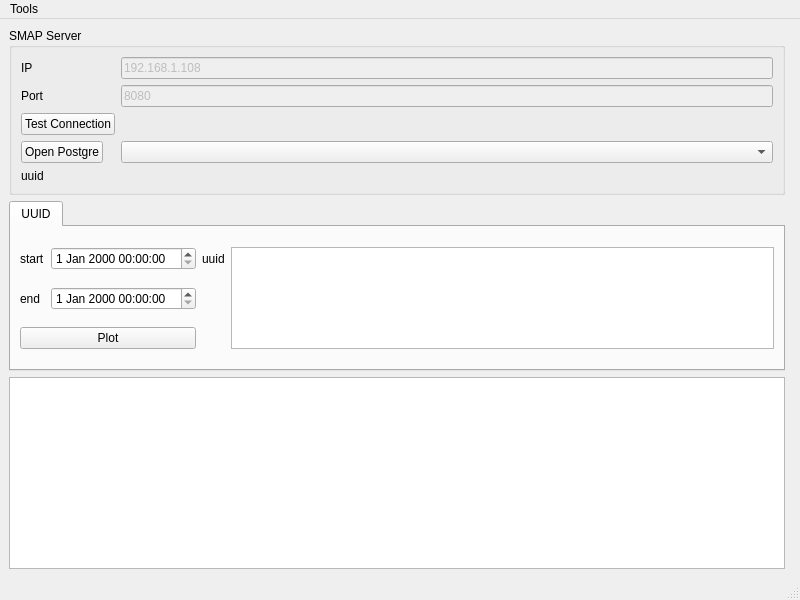
yshao/weathergit, file gui/weatherclientmain.ui: the form before one commit.
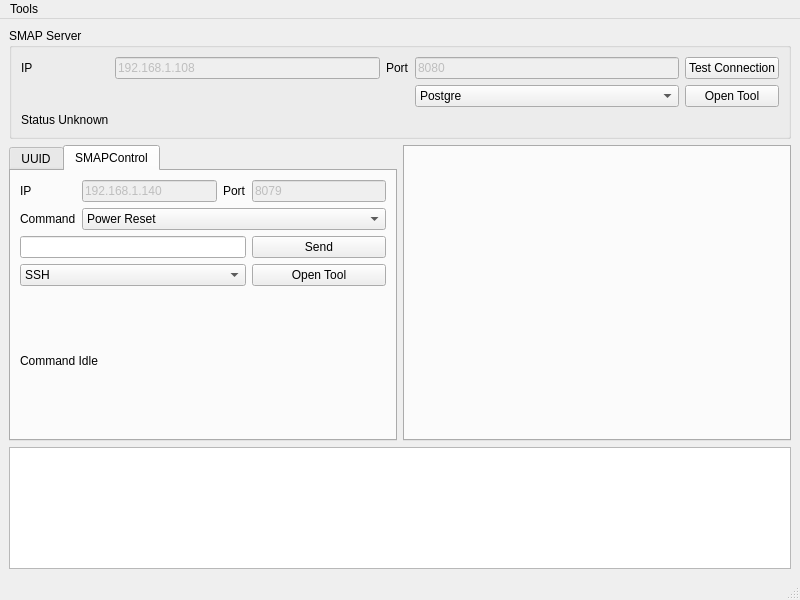
The form after the commit.

Commit message: adding rtdisplay widget adding tests for sshclient, ssh credential, plotter tests, adding task for connection, convert data adding class for dataclient

Diff of the .ui file:
```diff
--- a/gui/weatherclientmain.ui
+++ b/gui/weatherclientmain.ui
@@ -15,95 +15,29 @@
   </property>
   <widget class="QWidget" name="centralwidget">
    <layout class="QGridLayout" name="gridLayout_2">
-    <item row="0" column="0">
-     <widget class="QGroupBox" name="groupBox">
-      <property name="title">
-       <string>SMAP Server</string>
-      </property>
-      <layout class="QFormLayout" name="formLayout">
-       <property name="fieldGrowthPolicy">
-        <enum>QFormLayout::AllNonFixedFieldsGrow</enum>
-       </property>
-       <item row="2" column="0">
-        <widget class="QLabel" name="label">
-         <property name="text">
-          <string>IP</string>
-         </property>
-        </widget>
-       </item>
-       <item row="2" column="1">
-        <widget class="QLineEdit" name="outHost">
-         <property name="enabled">
-          <bool>false</bool>
-         </property>
-         <property name="text">
-          <string>192.168.1.108</string>
-         </property>
-        </widget>
-       </item>
-       <item row="3" column="0">
-        <widget class="QLabel" name="label_2">
-         <property name="text">
-          <string>Port</string>
-         </property>
-        </widget>
-       </item>
-       <item row="3" column="1">
-        <widget class="QLineEdit" name="outPort">
-         <property name="enabled">
-          <bool>false</bool>
-         </property>
-         <property name="text">
-          <string>8080</string>
-         </property>
-        </widget>
-       </item>
-       <item row="4" column="0">
-        <widget class="QPushButton" name="inTestConnection">
-         <property name="text">
-          <string>Test Connection</string>
-         </property>
-        </widget>
-       </item>
-       <item row="5" column="0">
-        <widget class="QPushButton" name="inOpenPostgre">
-         <property name="text">
-          <string>Open Postgre</string>
-         </property>
-        </widget>
-       </item>
-       <item row="5" column="1">
-        <widget class="QComboBox" name="comboBox"/>
-       </item>
-       <item row="6" column="0">
-        <widget class="QLabel" name="label_3">
-         <property name="text">
-          <string>uuid</string>
-         </property>
-        </widget>
-       </item>
-      </layout>
-     </widget>
-    </item>
-    <item row="2" column="0">
-     <widget class="QTextBrowser" name="outLogBrowser"/>
-    </item>
     <item row="1" column="0">
      <widget class="QTabWidget" name="tabWidget">
       <property name="currentIndex">
-       <number>0</number>
+       <number>1</number>
       </property>
       <widget class="QWidget" name="tab">
        <attribute name="title">
         <string>UUID</string>
        </attribute>
        <layout class="QGridLayout" name="gridLayout">
+        <item row="4" column="0" colspan="2">
+         <widget class="QTableView" name="inUUIDList"/>
+        </item>
+        <item row="3" column="0">
+         <widget class="QLabel" name="label_6">
+          <property name="text">
+           <string>uuid</string>
+          </property>
+         </widget>
+        </item>
         <item row="1" column="1">
          <widget class="QDateTimeEdit" name="inStartTime"/>
         </item>
-        <item row="1" column="3" rowspan="3">
-         <widget class="QListView" name="inUUIDList"/>
-        </item>
         <item row="1" column="0">
          <widget class="QLabel" name="label_4">
           <property name="text">
@@ -121,17 +55,24 @@
         <item row="2" column="1">
          <widget class="QDateTimeEdit" name="inEndTime"/>
         </item>
-        <item row="3" column="0" colspan="2">
+        <item row="5" column="1">
+         <widget class="QPushButton" name="inRTDisp">
+          <property name="text">
+           <string>RT Display</string>
+          </property>
+         </widget>
+        </item>
+        <item row="7" column="0">
+         <widget class="QLabel" name="label_3">
+          <property name="text">
+           <string>Loaded</string>
+          </property>
+         </widget>
+        </item>
+        <item row="5" column="0">
          <widget class="QPushButton" name="pushButton">
           <property name="text">
-           <string>Plot</string>
-          </property>
-         </widget>
-        </item>
-        <item row="1" column="2">
-         <widget class="QLabel" name="label_6">
-          <property name="text">
-           <string>uuid</string>
+           <string>Reload</string>
           </property>
          </widget>
         </item>
@@ -144,11 +85,226 @@
        <zorder>inEndTime</zorder>
        <zorder>inUUIDList</zorder>
        <zorder>label_6</zorder>
+       <zorder>inUUIDList</zorder>
+       <zorder>inRTDisp</zorder>
+       <zorder>label_3</zorder>
+       <zorder>pushButton</zorder>
+      </widget>
+      <widget class="QWidget" name="tab_2">
+       <attribute name="title">
+        <string>SMAPControl</string>
+       </attribute>
+       <layout class="QGridLayout" name="gridLayout_4">
+        <item row="3" column="3">
+         <widget class="QPushButton" name="inCmdSend_2">
+          <property name="text">
+           <string>Send</string>
+          </property>
+         </widget>
+        </item>
+        <item row="1" column="0">
+         <widget class="QLabel" name="label_8">
+          <property name="text">
+           <string>Command</string>
+          </property>
+         </widget>
+        </item>
+        <item row="1" column="1" colspan="3">
+         <widget class="QComboBox" name="inCmdSel">
+          <item>
+           <property name="text">
+            <string>Power Reset</string>
+           </property>
+          </item>
+          <item>
+           <property name="text">
+            <string>Download Raw Data</string>
+           </property>
+          </item>
+          <item>
+           <property name="text">
+            <string>Get System Status</string>
+           </property>
+          </item>
+          <item>
+           <property name="text">
+            <string>Update Config</string>
+           </property>
+          </item>
+          <item>
+           <property name="text">
+            <string>New Item</string>
+           </property>
+          </item>
+         </widget>
+        </item>
+        <item row="0" column="0">
+         <widget class="QLabel" name="label_9">
+          <property name="text">
+           <string>IP</string>
+          </property>
+         </widget>
+        </item>
+        <item row="5" column="0" colspan="4">
+         <widget class="QLabel" name="label_7">
+          <property name="text">
+           <string>Command Idle</string>
+          </property>
+         </widget>
+        </item>
+        <item row="0" column="2">
+         <widget class="QLabel" name="label_10">
+          <property name="text">
+           <string>Port</string>
+          </property>
+         </widget>
+        </item>
+        <item row="0" column="1">
+         <widget class="QLineEdit" name="outSMAPHost">
+          <property name="enabled">
+           <bool>false</bool>
+          </property>
+          <property name="text">
+           <string>192.168.1.140</string>
+          </property>
+         </widget>
+        </item>
+        <item row="0" column="3">
+         <widget class="QLineEdit" name="outSMAPPort">
+          <property name="enabled">
+           <bool>false</bool>
+          </property>
+          <property name="text">
+           <string>8079</string>
+          </property>
+         </widget>
+        </item>
+        <item row="4" column="0" colspan="3">
+         <widget class="QComboBox" name="inSMAPToolSel">
+          <item>
+           <property name="text">
+            <string>SSH</string>
+           </property>
+          </item>
+          <item>
+           <property name="text">
+            <string>SFTP</string>
+           </property>
+          </item>
+          <item>
+           <property name="text">
+            <string>VNC</string>
+           </property>
+          </item>
+         </widget>
+        </item>
+        <item row="3" column="0" colspan="3">
+         <widget class="QLineEdit" name="inCmdLine"/>
+        </item>
+        <item row="4" column="3">
+         <widget class="QPushButton" name="inOpenSMAPTool">
+          <property name="text">
+           <string>Open Tool</string>
+          </property>
+         </widget>
+        </item>
+       </layout>
       </widget>
      </widget>
     </item>
     <item row="1" column="1">
-     <widget class="QWidget" name="mplWidget" native="true"/>
+     <widget class="QTabWidget" name="rightTab">
+      <property name="minimumSize">
+       <size>
+        <width>388</width>
+        <height>0</height>
+       </size>
+      </property>
+      <property name="currentIndex">
+       <number>-1</number>
+      </property>
+     </widget>
+    </item>
+    <item row="0" column="0" colspan="2">
+     <widget class="QGroupBox" name="cSMAP">
+      <property name="title">
+       <string>SMAP Server</string>
+      </property>
+      <layout class="QGridLayout" name="gridLayout_3">
+       <item row="0" column="0">
+        <widget class="QLabel" name="label">
+         <property name="text">
+          <string>IP</string>
+         </property>
+        </widget>
+       </item>
+       <item row="0" column="3">
+        <widget class="QLineEdit" name="outPort">
+         <property name="enabled">
+          <bool>false</bool>
+         </property>
+         <property name="text">
+          <string>8080</string>
+         </property>
+        </widget>
+       </item>
+       <item row="0" column="2">
+        <widget class="QLabel" name="label_2">
+         <property name="text">
+          <string>Port</string>
+         </property>
+        </widget>
+       </item>
+       <item row="0" column="1">
+        <widget class="QLineEdit" name="outHost">
+         <property name="enabled">
+          <bool>false</bool>
+         </property>
+         <property name="text">
+          <string>192.168.1.108</string>
+         </property>
+        </widget>
+       </item>
+       <item row="4" column="0">
+        <widget class="QLabel" name="outSMAPStatus">
+         <property name="text">
+          <string>Status Unknown</string>
+         </property>
+        </widget>
+       </item>
+       <item row="0" column="4">
+        <widget class="QPushButton" name="inTestConnection">
+         <property name="text">
+          <string>Test Connection</string>
+         </property>
+        </widget>
+       </item>
+       <item row="3" column="4">
+        <widget class="QPushButton" name="inOpenServerTool">
+         <property name="text">
+          <string>Open Tool</string>
+         </property>
+        </widget>
+       </item>
+       <item row="3" column="3">
+        <widget class="QComboBox" name="inServerToolSel">
+         <item>
+          <property name="text">
+           <string>Postgre</string>
+          </property>
+         </item>
+         <item>
+          <property name="text">
+           <string>ReadingDB</string>
+          </property>
+         </item>
+        </widget>
+       </item>
+      </layout>
+     </widget>
+    </item>
+    <item row="2" column="0" colspan="2">
+     <widget class="QTextBrowser" name="outLogBrowser"/>
     </item>
    </layout>
   </widget>
```
Left out of the diff: 6 changed lines with no effect on the pictures. The commit also changes 43 other files.
